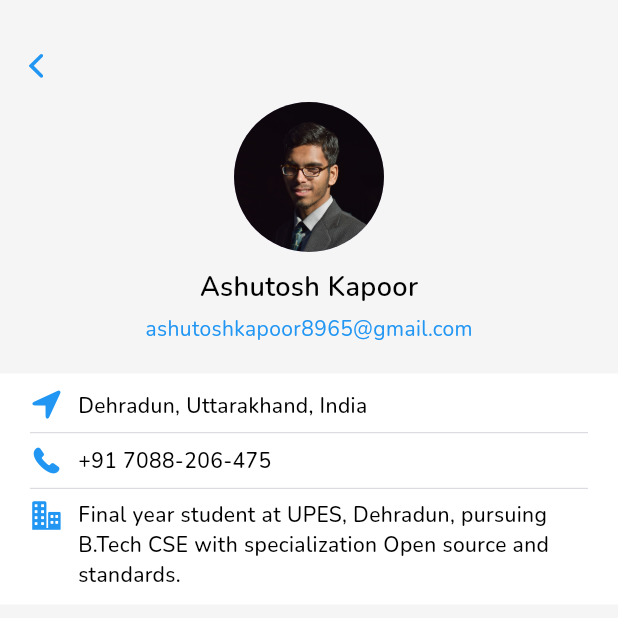
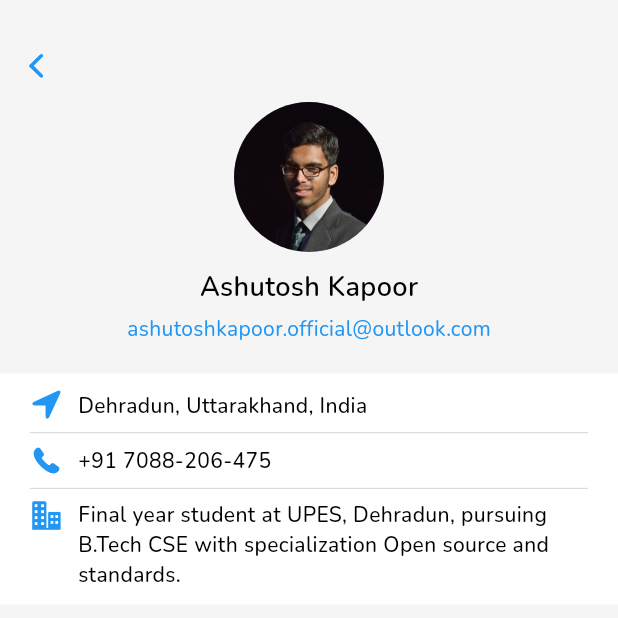
Before and after one commit to Kapoor-0905/Portfolio, a Flutter app: the AboutMobileFull screen opened directly, on a phone screen of 412 x 824 dp, the top half of it. Run offline on Flutter 3.47's test engine with Material 3 defaults, Android fonts, the phone set to English and light mode, and no system bars; our stand-ins replace firebase_core, flutter_riverpod, flutter_svg, fluttertoast, shimmer; accounts and stored records are empty; statements that could not run were skipped.

Commit message:
FIXED: changed email, website name and icon

```diff
--- a/lib/utils/functions.dart
+++ b/lib/utils/functions.dart
@@ -97,7 +97,7 @@ copyToClipboard(String text) {
 }
 
 void sendEmail() {
-  String email = "ashutoshkapoor8965@gmail.com";
+  String email = "ashutoshkapoor.official@outlook.com";
 }
 
 makingPhoneCall() async {
--- a/lib/views/aboutme/aboutMobileFull.dart
+++ b/lib/views/aboutme/aboutMobileFull.dart
@@ -61,7 +61,7 @@ class _AboutMobileFullState extends State<AboutMobileFull> {
             ),
             const SizedBox(height: 5),
             Text(
-              'ashutoshkapoor8965@gmail.com',
+              'ashutoshkapoor.official@outlook.com',
               style: nunito.regularText(fontSize: 14, color: Colors.blue),
             ),
             const SizedBox(height: 20),
--- a/lib/views/contact/contact.dart
+++ b/lib/views/contact/contact.dart
@@ -243,7 +243,7 @@ class _ContactState extends State<Contact> with TickerProviderStateMixin {
                           )
                         ],
                       ).onTap(onTap: () {
-                        copyToClipboard("ashutoshkapoor8965@gmail.com");
+                        copyToClipboard("ashutoshkapoor.official@outlook.com");
                         Fluttertoast.showToast(
                           msg: "Mail copied to clipboard",
                           webPosition: "center",
@@ -308,7 +308,7 @@ class _ContactState extends State<Contact> with TickerProviderStateMixin {
                         style: nunito.mediumText(fontSize: 14),
                         children: [
                           TextSpan(
-                            text: "ashutoshkapoor8965@gmail.com",
+                            text: "ashutoshkapoor.official@outlook.com",
                             style: nunito.mediumText(fontSize: 14),
                           ),
                         ],
--- a/lib/views/contact/contactMobile.dart
+++ b/lib/views/contact/contactMobile.dart
@@ -127,7 +127,7 @@ class _ContactMobileState extends State<ContactMobile> {
                     ],
                   ),
                 ).onTap(onTap: () {
-                  copyToClipboard("ashutoshkapoor8965@gmail.com");
+                  copyToClipboard("ashutoshkapoor.official@outlook.com");
                 }),
                 const SizedBox(width: 10),
                 Container(
@@ -190,7 +190,7 @@ class _ContactMobileState extends State<ContactMobile> {
                   ),
                   const SizedBox(height: 5),
                   Text(
-                    "ashutoshkapoor8965@gmail.com",
+                    "ashutoshkapoor.official@outlook.com",
                     style: nunito.regularText(
                       fontSize: 14,
                       color: Colors.blue,
--- a/lib/views/home/homeMobile.dart
+++ b/lib/views/home/homeMobile.dart
@@ -313,7 +313,7 @@ class _HomeMobileState extends State<HomeMobile> with TickerProviderStateMixin {
                           width: 60,
                         ),
                       ).onTap(onTap: () {
-                        openLink(r"mailto:ashutoshkapoor8965@gmail.com");
+                        openLink(r"mailto:ashutoshkapoor.official@outlook.com");
                       }),
 
                       MouseRegion(
--- a/pubspec.yaml
+++ b/pubspec.yaml
@@ -58,10 +58,14 @@ dev_dependencies:
   riverpod_lint: ^2.3.10
   custom_lint: ^0.6.4
   build_runner: ^2.4.10
+  flutter_launcher_icons: ^0.14.1
 
 # For information on the generic Dart part of this file, see the
 # following page: https://dart.dev/tools/pub/pubspec
-
+flutter_launcher_icons:
+  web:
+    generate: true
+    image_path: "assets/icons/appicon.png"
 # The following section is specific to Flutter packages.
 flutter:
   # The following line ensures that the Material Icons font is
```
Also changed, not shown: assets/icons/appicon.png (added), pubspec.lock, 8 other files.
